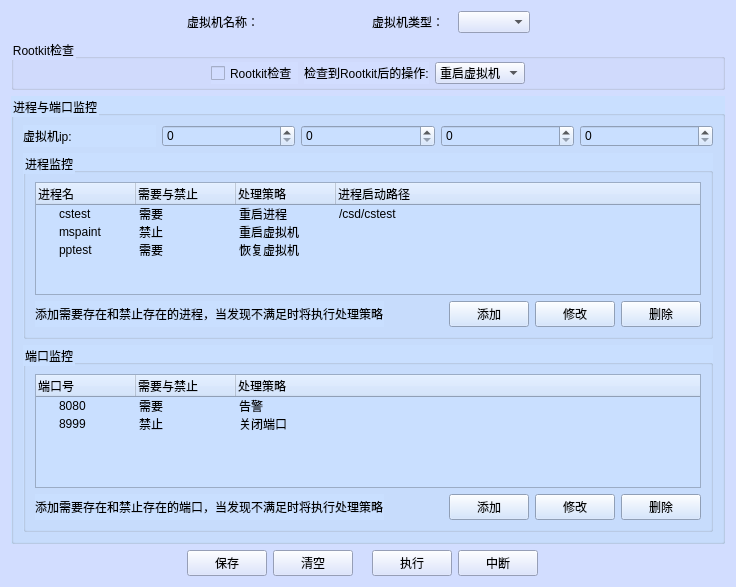
Above: view/vmGuiConf.ui from sqq0216/vmSystem before the change. Below: the same form after it.
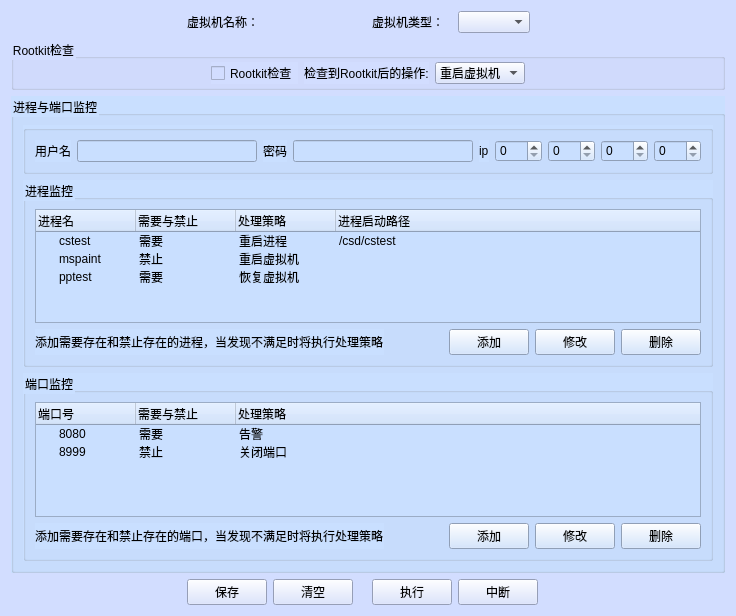
That is the form after the change.

Commit message: 添加用户名和密码后实现了保存数据，还差

```diff
--- a/view/vmGuiConf.ui
+++ b/view/vmGuiConf.ui
@@ -7,7 +7,7 @@
     <x>0</x>
     <y>0</y>
     <width>736</width>
-    <height>587</height>
+    <height>616</height>
    </rect>
   </property>
   <property name="windowTitle">
@@ -226,36 +226,72 @@
      <property name="title">
       <string>进程与端口监控</string>
      </property>
-     <layout class="QGridLayout" name="gridLayout_4">
-      <item row="0" column="1">
-       <widget class="QSpinBox" name="spinBox_ip1">
-        <property name="maximum">
-         <number>256</number>
+     <layout class="QGridLayout" name="gridLayout_6">
+      <item row="0" column="0">
+       <widget class="QGroupBox" name="groupBox_5">
+        <property name="title">
+         <string/>
         </property>
+        <layout class="QHBoxLayout" name="horizontalLayout">
+         <item>
+          <widget class="QLabel" name="label_8">
+           <property name="text">
+            <string>用户名</string>
+           </property>
+          </widget>
+         </item>
+         <item>
+          <widget class="QLineEdit" name="lineEdit_username"/>
+         </item>
+         <item>
+          <widget class="QLabel" name="label_9">
+           <property name="text">
+            <string>密码</string>
+           </property>
+          </widget>
+         </item>
+         <item>
+          <widget class="QLineEdit" name="lineEdit_password"/>
+         </item>
+         <item>
+          <widget class="QLabel" name="label_5">
+           <property name="text">
+            <string>ip</string>
+           </property>
+          </widget>
+         </item>
+         <item>
+          <widget class="QSpinBox" name="spinBox_ip1">
+           <property name="maximum">
+            <number>256</number>
+           </property>
+          </widget>
+         </item>
+         <item>
+          <widget class="QSpinBox" name="spinBox_ip2">
+           <property name="maximum">
+            <number>256</number>
+           </property>
+          </widget>
+         </item>
+         <item>
+          <widget class="QSpinBox" name="spinBox_ip3">
+           <property name="maximum">
+            <number>256</number>
+           </property>
+          </widget>
+         </item>
+         <item>
+          <widget class="QSpinBox" name="spinBox_ip4">
+           <property name="maximum">
+            <number>256</number>
+           </property>
+          </widget>
+         </item>
+        </layout>
        </widget>
       </item>
-      <item row="0" column="4">
-       <widget class="QSpinBox" name="spinBox_ip4">
-        <property name="maximum">
-         <number>256</number>
-        </property>
-       </widget>
-      </item>
-      <item row="0" column="3">
-       <widget class="QSpinBox" name="spinBox_ip3">
-        <property name="maximum">
-         <number>256</number>
-        </property>
-       </widget>
-      </item>
-      <item row="0" column="2">
-       <widget class="QSpinBox" name="spinBox_ip2">
-        <property name="maximum">
-         <number>256</number>
-        </property>
-       </widget>
-      </item>
-      <item row="1" column="0" colspan="5">
+      <item row="1" column="0">
        <widget class="QGroupBox" name="groupBox">
         <property name="title">
          <string>进程监控</string>
@@ -374,7 +410,7 @@
         </layout>
        </widget>
       </item>
-      <item row="2" column="0" colspan="5">
+      <item row="2" column="0">
        <widget class="QGroupBox" name="groupBox_3">
         <property name="title">
          <string>端口监控</string>
@@ -474,16 +510,6 @@
         </layout>
        </widget>
       </item>
-      <item row="0" column="0">
-       <widget class="QLabel" name="label_5">
-        <property name="styleSheet">
-         <string notr="true">border-color: rgb(0, 0, 0);</string>
-        </property>
-        <property name="text">
-         <string>虚拟机ip:</string>
-        </property>
-       </widget>
-      </item>
      </layout>
     </widget>
    </item>
```
Left out of the diff: 26 changed lines with no effect on the pictures. The commit also changes 3 other files.
